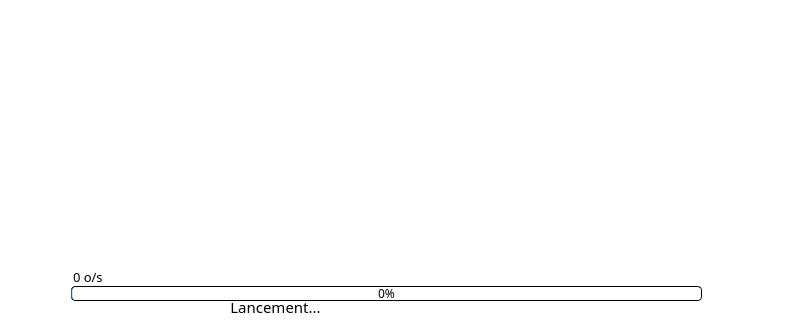
mangaMag/AzoteLauncher, file gui/launcher.ui: the form before one commit; both pictures show x 0 to 791 and y 198 to 518 of the 882 by 518 pixel window.
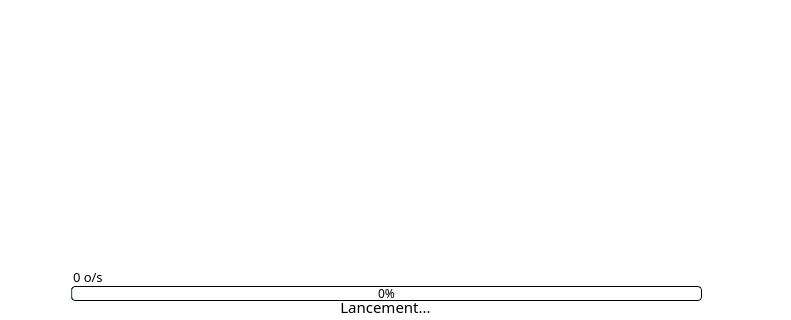
The form after the commit. Icons and pictures are not drawn.

Commit message: Fix update info label size

What changed in the file:
```diff
--- a/gui/launcher.ui
+++ b/gui/launcher.ui
@@ -181,7 +181,7 @@
      <rect>
       <x>70</x>
       <y>495</y>
-      <width>411</width>
+      <width>631</width>
       <height>20</height>
      </rect>
     </property>
```
